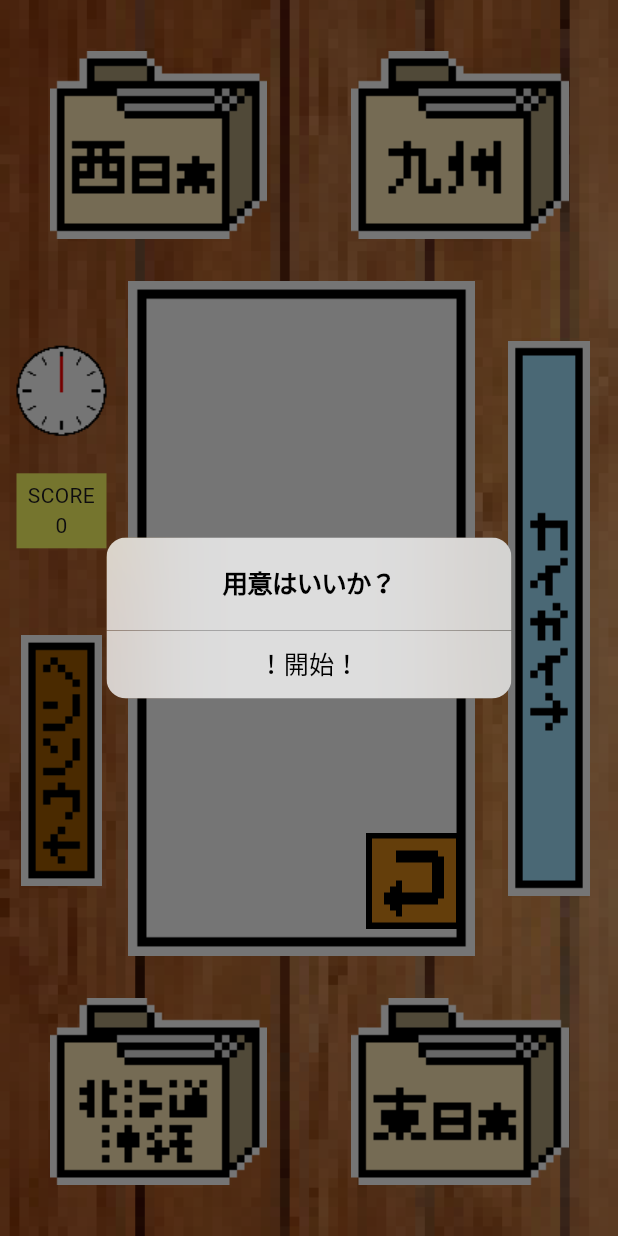
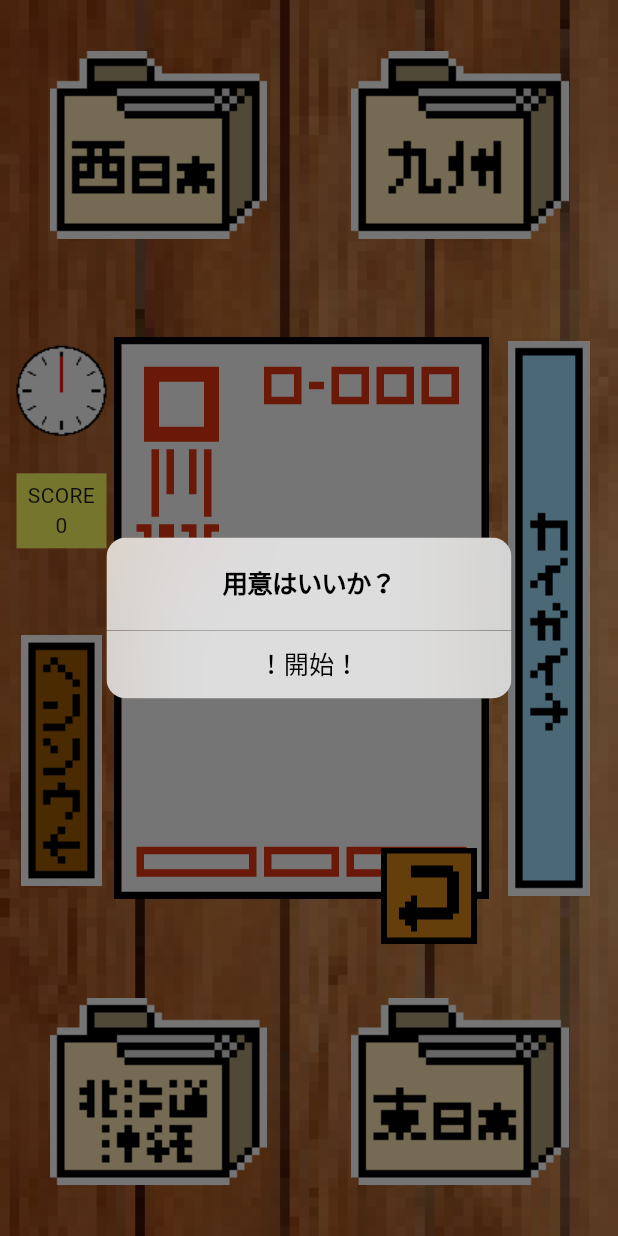
Before and after one commit to neon-Gi/hack_u_app, a Flutter app: the screen it shows after launch, on a phone screen of 412 x 824 dp. Run offline on Flutter 3.47's test engine with Material 3 defaults, Android fonts, the phone set to English and light mode, and no system bars; missing offline and left inert: toml.

Commit message:
ハガキ＿裏表実装

```diff
--- a/hack_u_app/lib/main.dart
+++ b/hack_u_app/lib/main.dart
@@ -65,6 +65,11 @@ class _MyHomePageState extends State<MyHomePage> {
         return await rootBundle.loadString("assets/toml/nengajo.toml");
     }
 
+    AssetImage hagaki_update() {
+        if (_nengajo_omote) return AssetImage('assets/image/hagaki/hagaki.png');
+        return AssetImage('assets/image/hagaki/hagaki_white.png');
+    }
+
     Future<void> showStartDialog() => showDialog<void> (
         context: context,
         builder: (BuildContext context) => CupertinoAlertDialog(
@@ -105,7 +110,7 @@ class _MyHomePageState extends State<MyHomePage> {
                         Map<String, dynamic> map = TomlDocument.parse(a).toMap();
                         String name = map["location"][_location]["name"] ?? "";
                         String capital = map["location"][_location]["capital"][_caption] ?? "";
-                        _contents = name + " " + capital;
+                        _contents = " " + name + " " + capital;
                     } else {
                         Map<String, dynamic> map = TomlDocument.parse(a).toMap();
                         String greet = map["greetings"][_greet] ?? "";
@@ -178,18 +183,22 @@ class _MyHomePageState extends State<MyHomePage> {
                                     alignment: Alignment.topCenter,
                                     decoration: BoxDecoration(
                                         image: DecorationImage(
-                                            fit: BoxFit.fitHeight,
-                                            image: AssetImage('assets/image/hagaki/hagaki.png'),
+                                            fit: BoxFit.fitWidth,
+                                            image: hagaki_update(),
                                         ),
                                     ),
                                     child: Stack(
                                         children: [
-                                            Tategaki(" \n \n \n \n \n \n　" + _contents, style: TextStyle(fontSize: 20)),
+                                            Container(
+                                                height: 350.0,
+                                                margin: EdgeInsets.only(top: 60.0),
+                                                child: Tategaki(" \n \n \n \n \n \n" + _contents, style: TextStyle(fontSize: 20)),
+                                            ),
                                             Align(
                                                 alignment: Alignment.bottomRight,
                                                 child: Container(
                                                     width: 80.0, height: 80.0,
-                                                    margin: EdgeInsets.only(right: 10.0, bottom: 10.0),
+                                                    margin: EdgeInsets.only(right: 0.0, bottom: 0.0),
                                                     child: IconButton(
                                                         onPressed: () => _nengajo_omote = !_nengajo_omote,
                                                         icon: Image.asset("assets/image/hagaki/turn.png"),
```
Also changed, not shown: hack_u_app/assets/image/hagaki/hagaki.png, hack_u_app/assets/image/hagaki/hagaki_white.png (added).
